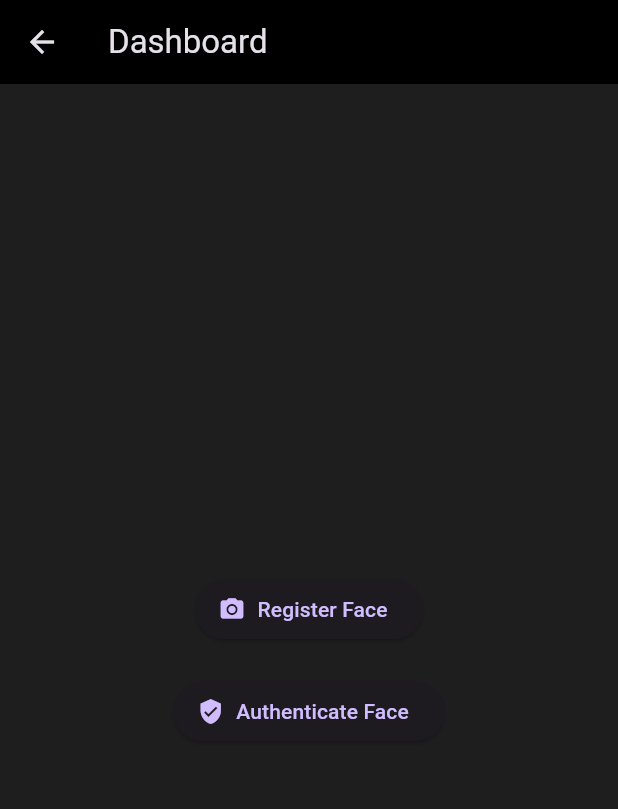
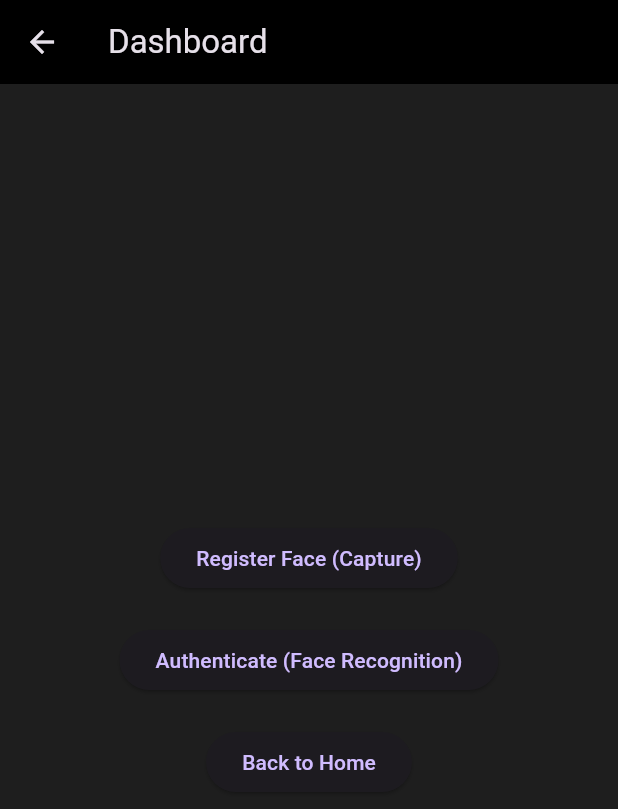
Before and after one commit to Bigfavour51/NorahVision, a Flutter app: the DashboardScreen screen opened by its route, on a phone screen of 412 x 824 dp. Shown: the top 809 px of the screen. Run offline on Flutter 3.47's test engine with Material 3 defaults, Android fonts, the phone set to English and light mode, and no system bars; our stand-ins replace camera.

Commit message:
made more app screens

```diff
--- /dev/null
+++ b/lib/routes.dart
@@ -0,0 +1,18 @@
+// lib/routes.dart
+import 'package:flutter/material.dart';
+import 'screens/welcome_screen.dart';
+import 'screens/login_screen.dart';
+import 'screens/dashboard_screen.dart';
+// Later we'll add import for capture_screen.dart and authentication_screen.dart
+
+class AppRoutes {
+  static Map<String, WidgetBuilder> getRoutes() {
+    return {
+      '/': (context) => const WelcomeScreen(),         // Welcome / Home screen
+      '/login': (context) => const LoginScreen(),    // Login screen
+      '/dashboard': (context) => const DashboardScreen(), // Dashboard after login
+      // '/capture': (context) => const CaptureScreen(),   <-- to be added later
+      // '/authentication': (context) => const AuthenticationScreen(), <-- later
+    };
+  }
+}
--- a/lib/screens/dashboard_screen.dart
+++ b/lib/screens/dashboard_screen.dart
@@ -1,3 +1,4 @@
+// lib/screens/dashboard_screen.dart
 import 'package:flutter/material.dart';
 
 class DashboardScreen extends StatelessWidget {
@@ -6,23 +7,33 @@ class DashboardScreen extends StatelessWidget {
   @override
   Widget build(BuildContext context) {
     return Scaffold(
-      appBar: AppBar(title: const Text("Dashboard")),
+      appBar: AppBar(
+        title: const Text('Dashboard'),
+      ),
       body: Center(
         child: Column(
           mainAxisAlignment: MainAxisAlignment.center,
           children: [
-            ElevatedButton.icon(
-              onPressed: () => Navigator.pushNamed(context, '/capture'),
-              icon: const Icon(Icons.camera_alt),
-              label: const Text("Register Face"),
+            ElevatedButton(
+              onPressed: () {
+                Navigator.pushNamed(context, '/capture');
+              },
+              child: const Text('Register Face (Capture)'),
             ),
             const SizedBox(height: 20),
-            ElevatedButton.icon(
-              onPressed: () => Navigator.pushNamed(context, '/auth'),
-              icon: const Icon(Icons.verified_user),
-              label: const Text("Authenticate Face"),
+            ElevatedButton(
+              onPressed: () {
+                Navigator.pushNamed(context, '/authentication');
+              },
+              child: const Text('Authenticate (Face Recognition)'),
             ),
-          ],
+            const SizedBox(height: 20),
+            ElevatedButton(
+              onPressed: () {
+                Navigator.pushNamed(context, '/');
+              },
+              child: const Text('Back to Home'),
+            ),],
         ),
       ),
     );
--- a/lib/screens/welcome_screen.dart
+++ b/lib/screens/welcome_screen.dart
@@ -15,9 +15,9 @@ class WelcomeScreen extends StatelessWidget {
             const SizedBox(height: 20),
             ElevatedButton(
               onPressed: () {
-                Navigator.pushNamed(context, '/dashboard');
+                Navigator.pushNamed(context, '/login');
               },
-              child: const Text("Get Started"),
+              child: const Text("Go to Login"),
             ),
           ],
         ),
--- a/pubspec.yaml
+++ b/pubspec.yaml
@@ -12,6 +12,8 @@ dependencies:
   camera: ^0.11.1
   path_provider: ^2.1.5  # To save the image locally
   path: ^1.9.1
+  google_fonts: ^6.1.0
+  provider: ^6.0.5
   cupertino_icons: ^1.0.8
 
 dev_dependencies:
@@ -21,3 +23,6 @@ dev_dependencies:
 
 flutter:
   uses-material-design: true
+  assets:
+    - assets/images/
+    - assets/models/
```
Also changed, not shown: lib/main.dart (+7 -12 lines), lib/screens/login_screen.dart (+24 -2 lines), pubspec.lock.
